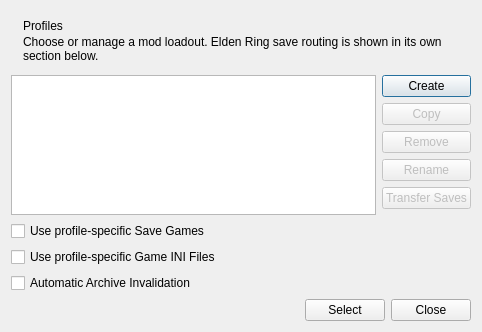
Old version of the form source/modorganizer/src/profilesdialog.ui in the repository ArialSenki/MO2-Revamped.
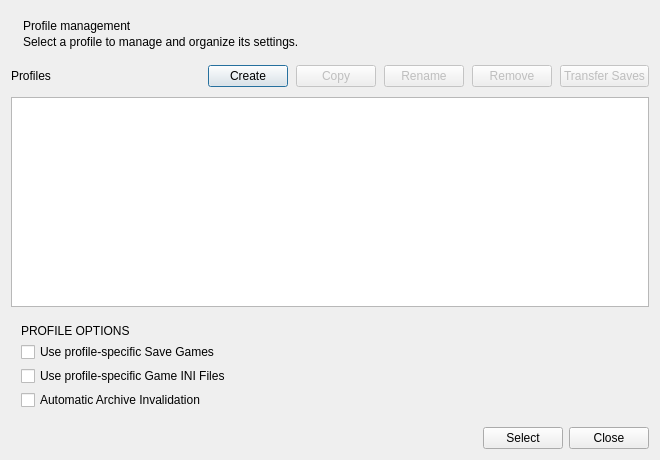
New version of the form.

Patch:
```diff
--- a/source/modorganizer/src/profilesdialog.ui
+++ b/source/modorganizer/src/profilesdialog.ui
@@ -6,8 +6,8 @@
    <rect>
     <x>0</x>
     <y>0</y>
-    <width>482</width>
-    <height>332</height>
+    <width>660</width>
+    <height>460</height>
    </rect>
   </property>
   <property name="windowTitle">
@@ -35,14 +35,14 @@
       <item>
        <widget class="QLabel" name="profilesPageTitle">
         <property name="text">
-         <string>Profiles</string>
+         <string>Profile management</string>
         </property>
        </widget>
       </item>
       <item>
        <widget class="QLabel" name="profilesPageSubtitle">
         <property name="text">
-         <string>Choose or manage a mod loadout. Elden Ring save routing is shown in its own section below.</string>
+         <string>Select a profile to manage and organize its settings.</string>
         </property>
         <property name="wordWrap">
          <bool>true</bool>
@@ -54,23 +54,64 @@
    </item>
    <item>
     <widget class="QWidget" name="widget" native="true">
-     <layout class="QHBoxLayout" name="horizontalLayout_3">
-      <property name="leftMargin">
-       <number>0</number>
-      </property>
-      <property name="topMargin">
-       <number>0</number>
-      </property>
-      <property name="rightMargin">
-       <number>0</number>
-      </property>
-      <property name="bottomMargin">
-       <number>0</number>
-      </property>
-      <item>
-       <layout class="QVBoxLayout" name="verticalLayout_2">
-        <item>
-         <widget class="QListWidget" name="profilesList">
+     
+    <layout class="QVBoxLayout" name="profilesMainLayout"><property name="spacing"><number>10</number></property><property name="leftMargin"><number>0</number></property><property name="topMargin"><number>0</number></property><property name="rightMargin"><number>0</number></property><property name="bottomMargin"><number>0</number></property><item><layout class="QHBoxLayout" name="profilesActionsLayout"><property name="spacing"><number>8</number></property><item><widget class="QLabel" name="profilesSectionTitle"><property name="text"><string>Profiles</string></property></widget></item><item><spacer name="profilesActionsSpacer"><property name="orientation"><enum>Qt::Horizontal</enum></property><property name="sizeType" stdset="0"><enum>QSizePolicy::Expanding</enum></property><property name="sizeHint"><size><width>40</width><height>20</height></size></property></spacer></item><item><widget class="QPushButton" name="addProfileButton">
+          <property name="toolTip">
+           <string>Create a new profile from scratch</string>
+          </property>
+          <property name="whatsThis">
+           <string>Create a new profile from scratch</string>
+          </property>
+          <property name="text">
+           <string>Create</string>
+          </property>
+         </widget></item><item><widget class="QPushButton" name="copyProfileButton">
+          <property name="enabled">
+           <bool>false</bool>
+          </property>
+          <property name="toolTip">
+           <string>Clone the selected profile</string>
+          </property>
+          <property name="whatsThis">
+           <string>This creates a new profile with the same settings and active mods as the selected one.</string>
+          </property>
+          <property name="text">
+           <string>Copy</string>
+          </property>
+         </widget></item><item><widget class="QPushButton" name="renameButton">
+          <property name="enabled">
+           <bool>false</bool>
+          </property>
+          <property name="text">
+           <string>Rename</string>
+          </property>
+         </widget></item><item><widget class="QPushButton" name="removeProfileButton">
+          <property name="enabled">
+           <bool>false</bool>
+          </property>
+          <property name="toolTip">
+           <string>Delete the selected Profile. This can not be un-done!</string>
+          </property>
+          <property name="whatsThis">
+           <string>Delete the selected Profile. This can not be un-done!</string>
+          </property>
+          <property name="text">
+           <string>Remove</string>
+          </property>
+         </widget></item><item><widget class="QPushButton" name="transferButton">
+          <property name="enabled">
+           <bool>false</bool>
+          </property>
+          <property name="toolTip">
+           <string>Transfer save games to the selected profile.</string>
+          </property>
+          <property name="whatsThis">
+           <string>Transfer save games to the selected profile.</string>
+          </property>
+          <property name="text">
+           <string>Transfer Saves</string>
+          </property>
+         </widget></item></layout></item><item><widget class="QListWidget" name="profilesList">
           <property name="toolTip">
            <string>List of Profiles</string>
           </property>
@@ -81,10 +122,7 @@
 &lt;/style&gt;&lt;/head&gt;&lt;body style=&quot; font-family:'MS Shell Dlg 2'; font-size:8pt; font-weight:400; font-style:normal;&quot;&gt;
 &lt;p style=&quot; margin-top:0px; margin-bottom:0px; margin-left:0px; margin-right:0px; -qt-block-indent:0; text-indent:0px;&quot;&gt;&lt;span style=&quot; font-size:8.25pt;&quot;&gt;This is the list of profiles. Each profile contains its own list and installation order of enabled mods (from a shared pool), its own list and load order of enabled plugins (esps/esms), a copy of the games ini-file and an optional savegame filter.&lt;/span&gt;&lt;/p&gt;&lt;/body&gt;&lt;/html&gt;</string>
           </property>
-         </widget>
-        </item>
-        <item>
-         <widget class="QCheckBox" name="localSavesBox">
+         <property name="minimumSize"><size><width>0</width><height>210</height></size></property></widget></item><item><widget native="true" name="profileOptionsPanel" class="QWidget"><layout class="QVBoxLayout" name="profileOptionsPanelLayout"><property name="spacing"><number>4</number></property><property name="leftMargin"><number>10</number></property><property name="topMargin"><number>7</number></property><property name="rightMargin"><number>10</number></property><property name="bottomMargin"><number>7</number></property><item><widget class="QLabel" name="profileOptionsTitle"><property name="text"><string>PROFILE OPTIONS</string></property></widget></item><item><layout class="QGridLayout" name="profileOptionsGrid"><property name="horizontalSpacing"><number>10</number></property><property name="verticalSpacing"><number>4</number></property><property name="leftMargin"><number>0</number></property><property name="topMargin"><number>0</number></property><property name="rightMargin"><number>0</number></property><property name="bottomMargin"><number>0</number></property><item row="" column=""><widget class="QCheckBox" name="localSavesBox">
           <property name="toolTip">
            <string>&lt;html&gt;&lt;head/&gt;&lt;body&gt;&lt;p&gt;If checked, save games are stored locally to this profile and will not appear when starting with a different profile.&lt;/p&gt;&lt;/body&gt;&lt;/html&gt;</string>
           </property>
@@ -94,10 +132,7 @@
           <property name="text">
            <string>Use profile-specific Save Games</string>
           </property>
-         </widget>
-        </item>
-        <item>
-         <widget class="QCheckBox" name="localIniFilesBox">
+         </widget></item><item row="" column=""><widget class="QCheckBox" name="localIniFilesBox">
           <property name="toolTip">
            <string>&lt;html&gt;&lt;head/&gt;&lt;body&gt;&lt;p&gt;If checked MO2 will use his own profile-specific game INI files, so that the &amp;quot;Global&amp;quot; ones in MyGames can be left vanilla. This different set of INI files is then offered to the game instead of the default one.&lt;/p&gt;&lt;/body&gt;&lt;/html&gt;</string>
           </property>
@@ -110,10 +145,7 @@
           <property name="checked">
            <bool>false</bool>
           </property>
-         </widget>
-        </item>
-        <item>
-         <widget class="QCheckBox" name="invalidationBox">
+         </widget></item><item row="" column=""><widget class="QCheckBox" name="invalidationBox">
           <property name="toolTip">
            <string>This ensures data files from mods are actually used. You want to enable this unless you use a different tool for Archive Invalidation.</string>
           </property>
@@ -130,100 +162,7 @@
           <property name="text">
            <string>Automatic Archive Invalidation</string>
           </property>
-         </widget>
-        </item>
-       </layout>
-      </item>
-      <item>
-       <layout class="QVBoxLayout" name="verticalLayout">
-        <item>
-         <widget class="QPushButton" name="addProfileButton">
-          <property name="toolTip">
-           <string>Create a new profile from scratch</string>
-          </property>
-          <property name="whatsThis">
-           <string>Create a new profile from scratch</string>
-          </property>
-          <property name="text">
-           <string>Create</string>
-          </property>
-         </widget>
-        </item>
-        <item>
-         <widget class="QPushButton" name="copyProfileButton">
-          <property name="enabled">
-           <bool>false</bool>
-          </property>
-          <property name="toolTip">
-           <string>Clone the selected profile</string>
-          </property>
-          <property name="whatsThis">
-           <string>This creates a new profile with the same settings and active mods as the selected one.</string>
-          </property>
-          <property name="text">
-           <string>Copy</string>
-          </property>
-         </widget>
-        </item>
-        <item>
-         <widget class="QPushButton" name="removeProfileButton">
-          <property name="enabled">
-           <bool>false</bool>
-          </property>
-          <property name="toolTip">
-           <string>Delete the selected Profile. This can not be un-done!</string>
-          </property>
-          <property name="whatsThis">
-           <string>Delete the selected Profile. This can not be un-done!</string>
-          </property>
-          <property name="text">
-           <string>Remove</string>
-          </property>
-         </widget>
-        </item>
-        <item>
-         <widget class="QPushButton" name="renameButton">
-          <property name="enabled">
-           <bool>false</bool>
-          </property>
-          <property name="text">
-           <string>Rename</string>
-          </property>
-         </widget>
-        </item>
-        <item>
-         <widget class="QPushButton" name="transferButton">
-          <property name="enabled">
-           <bool>false</bool>
-          </property>
-          <property name="toolTip">
-           <string>Transfer save games to the selected profile.</string>
-          </property>
-          <property name="whatsThis">
-           <string>Transfer save games to the selected profile.</string>
-          </property>
-          <property name="text">
-           <string>Transfer Saves</string>
-          </property>
-         </widget>
-        </item>
-        <item>
-         <spacer name="verticalSpacer">
-          <property name="orientation">
-           <enum>Qt::Vertical</enum>
-          </property>
-          <property name="sizeHint" stdset="0">
-           <size>
-            <width>20</width>
-            <height>40</height>
-           </size>
-          </property>
-         </spacer>
-        </item>
-       </layout>
-      </item>
-     </layout>
-    </widget>
+         </widget></item></layout></item></layout></widget></item></layout></widget>
    </item>
    <item>
     <widget class="QWidget" name="widget_2" native="true">
@@ -270,8 +209,8 @@
      </layout>
     </widget>
    </item>
-  </layout>
- </widget>
- <resources/>
- <connections/>
+  <property name="spacing"><number>10</number></property></layout>
+ <property name="minimumSize"><size><width>600</width><height>410</height></size></property></widget>
+ <resources />
+ <connections />
 </ui>
```
Left out of the diff: 24 changed lines with no effect on the pictures.
